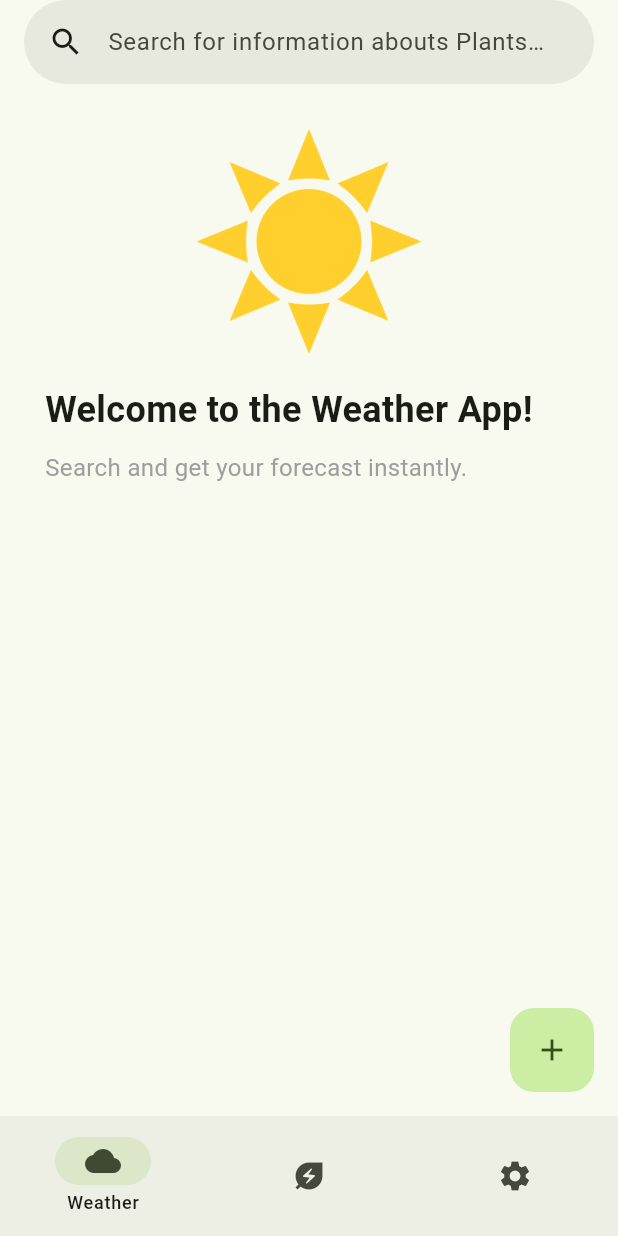
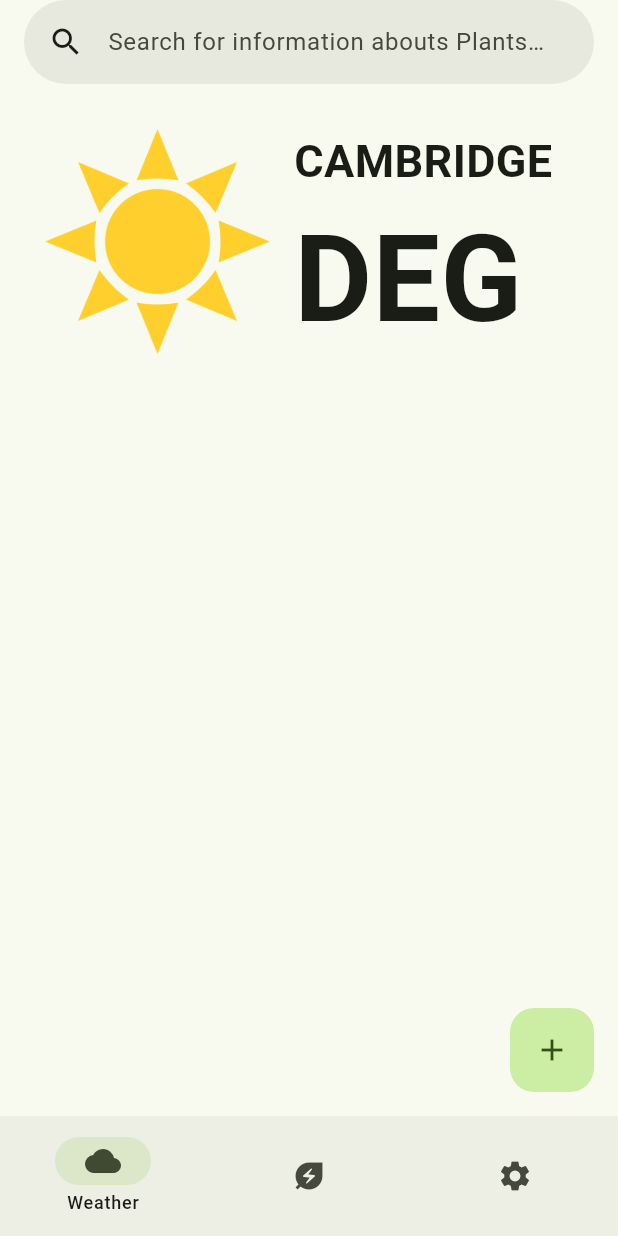
Before and after one commit to AaravBhatt1/weather_app, a Flutter app: the screen it shows after launch, on a phone screen of 412 x 824 dp. Run offline on Flutter 3.47's test engine with Material 3 defaults, Android fonts, the phone set to English and light mode, and no system bars.

Commit message:
aligning images and text on front page

```diff
--- a/lib/Pages/weatherpage.dart
+++ b/lib/Pages/weatherpage.dart
@@ -22,6 +22,10 @@ class _WeatherPageState extends State<WeatherPage> {
               title: Text(city),
               // leading: const Icon(Icons.drag_handle),
             ), */
+          Row(
+            key: ValueKey('row'),
+            crossAxisAlignment: CrossAxisAlignment.start,
+            children: [
               Image.asset(
                 'assets/sun.png',
                 key: const ValueKey('sun'),
@@ -29,22 +33,35 @@ class _WeatherPageState extends State<WeatherPage> {
                 height: 150,
                 fit: BoxFit.contain,
               ),
-          const SizedBox(height: 20, key: ValueKey('box1')),
-          const Text(
-            'Welcome to the Weather App!',
+              const SizedBox(width: 16), // Space between image and text
+              const Expanded( // Make sure the text doesn’t overflow
+                child: Column(
+                  crossAxisAlignment: CrossAxisAlignment.start,
+                  children: const [
+                    Text(
+                      'CAMBRIDGE',
                       key: ValueKey('text1'),
                       style: TextStyle(
-              fontSize: 24,
-              fontWeight: FontWeight.bold
+                        fontSize: 30,
+                        fontWeight: FontWeight.bold,
                       ),
                     ),
-          const SizedBox(height: 10, key: ValueKey('box2')),
-          const Text(
-            'Search and get your forecast instantly.',
+
+
+                    //TODO: replace 'DEG' with the current temperature
+                    Text(
+                      'DEG',
                       key: ValueKey('text2'),
-            style: TextStyle(                fontSize: 16,
-              color: Colors.grey,
+                      style: TextStyle(
+                        fontSize: 80,
+                        fontWeight: FontWeight.bold,
                       ),
+                    ),
+
+                  ],
+                ),
+              ),
+            ],
           ),
 
         //stuff here
```
Lines whose indentation alone changed are shown as unchanged.
